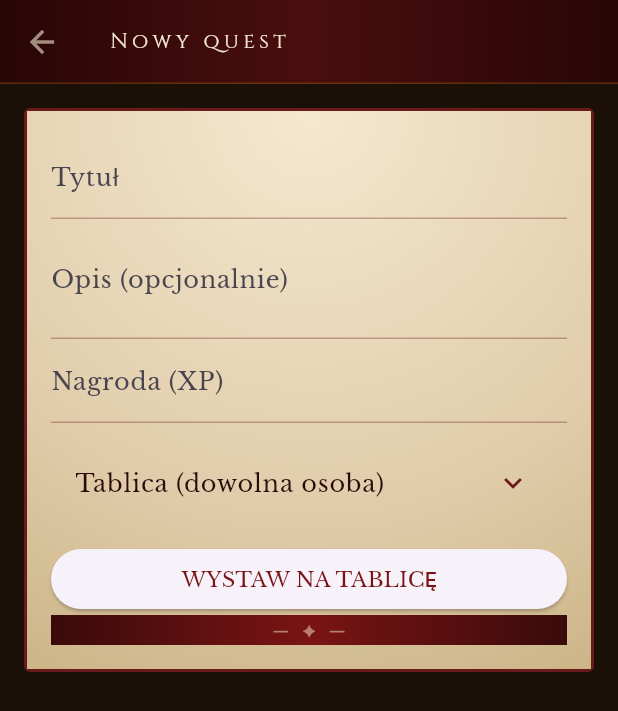
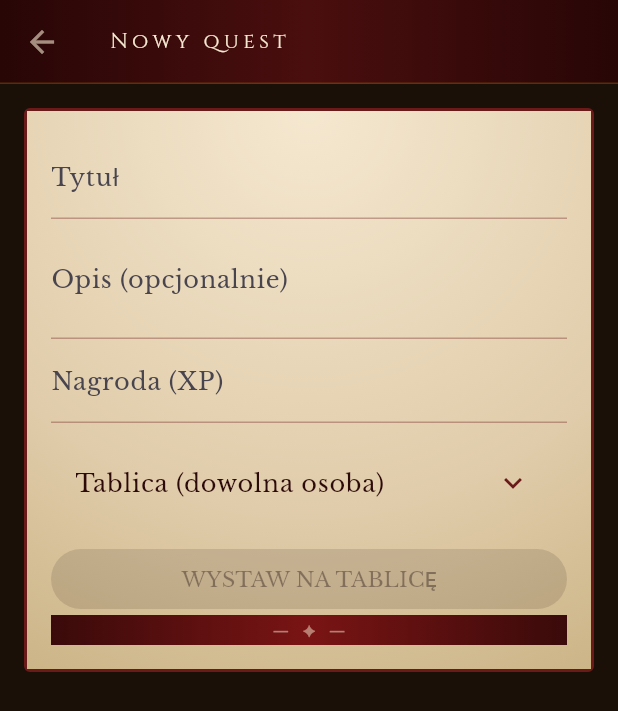
Before and after one commit to lonski/liferpg, a Flutter app: the NewQuestScreen screen opened directly, on a phone screen of 412 x 824 dp. Shown: the top 711 px of the screen. Run offline on Flutter 3.47's test engine with Material 3 defaults, Android fonts, the phone set to English and light mode, and no system bars; our stand-ins replace cloud_firestore, firebase_auth, firebase_core, flutter_local_notifications, flutter_riverpod, google_sign_in and 4 more; accounts and stored records are empty; generated files the repository leaves out were written again; network calls fail.

Commit message:
fix: NewQuestScreen validates before submit
Submitting with a blank title silently did nothing, and submitting with a
blank reward passed every client-side check only to be denied by
firestore.rules and surface as a raw permission-denied error. The submit
button now mirrors NewChangeRequestScreen's disabled-button-plus-tooltip
pattern: disabled unless a title and a parseable XP reward are present, with
a tap-triggered Tooltip explaining what's missing.

Co-Authored-By: Claude Sonnet 5 <noreply@anthropic.com>
Claude-Session: https://claude.ai/code/session_01RFZkN7wr9a2HCyZLg5w6sC

```diff
--- a/lib/features/quests/new_quest_screen.dart
+++ b/lib/features/quests/new_quest_screen.dart
@@ -1,6 +1,7 @@
 import 'package:flutter/material.dart';
 import 'package:flutter_riverpod/flutter_riverpod.dart';
 
+import '../../models/app_user.dart';
 import '../../models/change_request.dart';
 import '../../models/quest.dart';
 import '../../models/quest_roster_entry.dart';
@@ -53,10 +54,24 @@ class _NewQuestScreenState extends ConsumerState<NewQuestScreen> {
     setState(() => _target = picked);
   }
 
+  // What the submit button's tooltip explains when tapped while disabled --
+  // mirrors NewChangeRequestScreen's `_missingRequirement`/`_buildSubmitButton`
+  // pattern: a raw Firestore permission-denied (the create rule requires
+  // reward.keys().hasAny(['current_xp', 'traits'])) is worse feedback than a
+  // disabled button, and a blank title silently no-op-ing is worse still.
+  String? _missingRequirement() {
+    if (_submitting) return null;
+    if (_titleController.text.trim().isEmpty) return 'Podaj tytuł';
+    if (int.tryParse(_xpController.text.trim()) == null) {
+      return 'Wprowadź nagrodę';
+    }
+    return null;
+  }
+
   Future<void> _submit(String uid, String email, String name) async {
     final title = _titleController.text.trim();
     final xp = int.tryParse(_xpController.text.trim());
-    if (title.isEmpty) return;
+    if (title.isEmpty || xp == null) return;
     setState(() => _submitting = true);
     final target = _target;
     final quest = Quest(
@@ -83,6 +98,29 @@ class _NewQuestScreenState extends ConsumerState<NewQuestScreen> {
       ScaffoldMessenger.of(context)
           .showSnackBar(SnackBar(content: Text('Nie udało się wystawić zadania: $error')));
     }
+  }
+
+  Widget _buildSubmitButton(AppUser? user) {
+    Widget button = ElevatedButton(
+      key: const Key('submit-quest'),
+      onPressed: _submitting || user == null || _missingRequirement() != null
+          ? null
+          : () => _submit(user.uid, user.email, user.name),
+      child: Text(
+        (_target == null ? 'Wystaw na tablicę' : 'Wystaw zadanie').toUpperCase(),
+      ),
+    );
+    final missing = _missingRequirement();
+    if (missing == null) return button;
+    // A disabled ElevatedButton has no tap recognizer of its own
+    // (onPressed is null), so a tap on it falls through to this Tooltip
+    // instead of being silently swallowed -- same pattern as
+    // NewChangeRequestScreen's submit button.
+    return Tooltip(
+      message: missing,
+      triggerMode: TooltipTriggerMode.tap,
+      child: button,
+    );
   }
 
   @override
@@ -132,6 +170,7 @@ class _NewQuestScreenState extends ConsumerState<NewQuestScreen> {
                       key: const Key('quest-title'),
                       controller: _titleController,
                       decoration: const InputDecoration(labelText: 'Tytuł'),
+                      onChanged: (_) => setState(() {}),
                     ),
                     TextField(
                       key: const Key('quest-description'),
@@ -144,6 +183,7 @@ class _NewQuestScreenState extends ConsumerState<NewQuestScreen> {
                       controller: _xpController,
                       keyboardType: TextInputType.number,
                       decoration: const InputDecoration(labelText: 'Nagroda (XP)'),
+                      onChanged: (_) => setState(() {}),
                     ),
                     const SizedBox(height: 12),
                     ListTile(
@@ -158,16 +198,7 @@ class _NewQuestScreenState extends ConsumerState<NewQuestScreen> {
                     const SizedBox(height: 12),
                     SizedBox(
                       width: double.infinity,
-                      child: ElevatedButton(
-                        key: const Key('submit-quest'),
-                        onPressed: _submitting || user == null
-                            ? null
-                            : () => _submit(user.uid, user.email, user.name),
-                        child: Text(
-                          (_target == null ? 'Wystaw na tablicę' : 'Wystaw zadanie')
-                              .toUpperCase(),
-                        ),
-                      ),
+                      child: _buildSubmitButton(user),
                     ),
                     const BottomBand(),
                   ],
```
Also changed, not shown: 1 other file.
